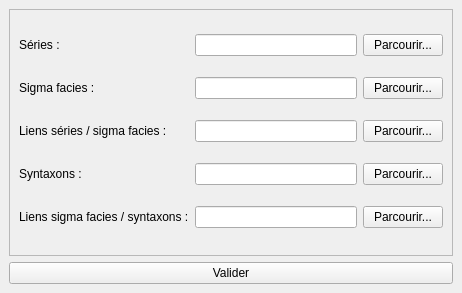
The window that src/ui/form_catalogs.ui (IGNF/saisie_carhab) describes before a commit, drawn with Qt 5.
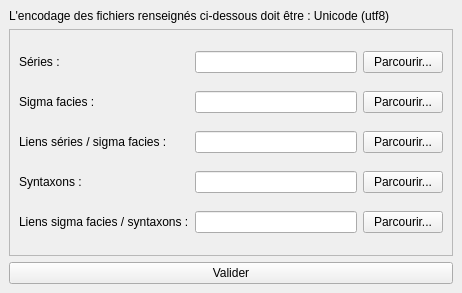
The same window after the commit.

Commit message: refactoring pour meilleure gestion de l'encodage, reafactoring recorder de db

```diff
--- a/src/ui/form_catalogs.ui
+++ b/src/ui/form_catalogs.ui
@@ -15,6 +15,13 @@
   </property>
   <widget class="QWidget" name="dockWidgetContents">
    <layout class="QVBoxLayout" name="verticalLayout">
+    <item>
+     <widget class="QLabel" name="label_6">
+      <property name="text">
+       <string>L'encodage des fichiers renseignés ci-dessous doit être : Unicode (utf8)</string>
+      </property>
+     </widget>
+    </item>
     <item>
      <widget class="QScrollArea" name="scrollArea">
       <property name="widgetResizable">
@@ -26,7 +33,7 @@
          <x>0</x>
          <y>0</y>
          <width>442</width>
-         <height>222</height>
+         <height>203</height>
         </rect>
        </property>
        <layout class="QGridLayout" name="gridLayout">
```
The commit also changes 22 other files.
